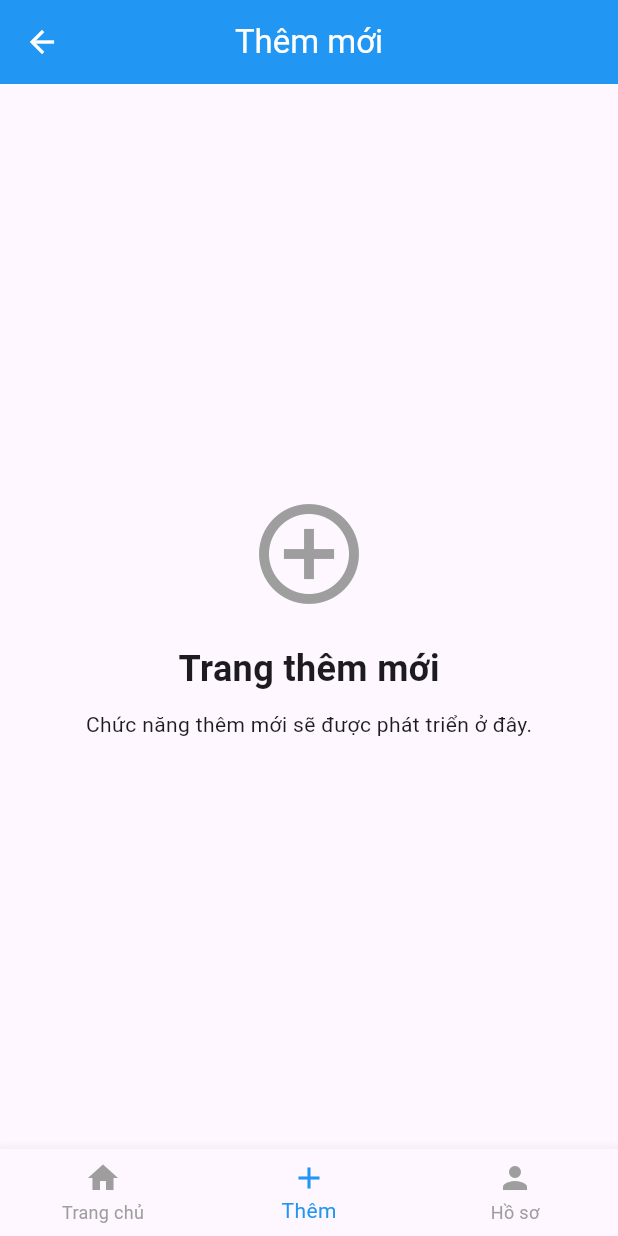
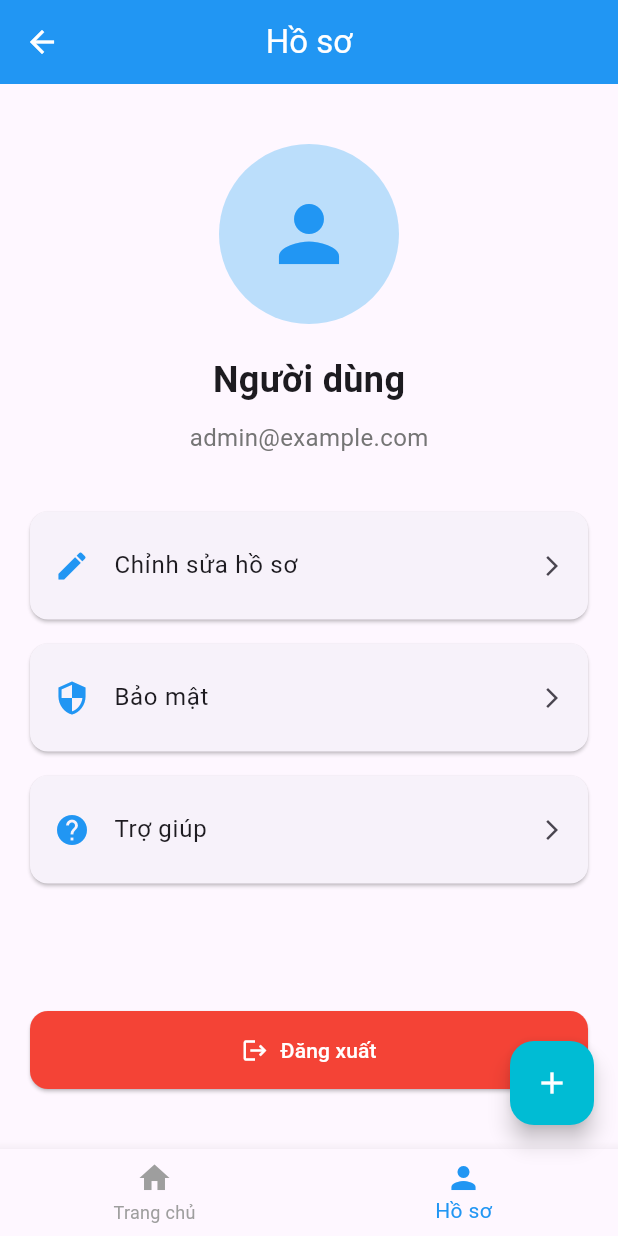
Before and after one commit to MinhAnh-IT/EduQuest_UI, a Flutter app: the HomeScreen screen opened by its route, item 2 of the bottom bar chosen, on a phone screen of 412 x 824 dp. Run offline on Flutter 3.47's test engine with Material 3 defaults, Android fonts, the phone set to English and light mode, and no system bars; our stand-ins replace dio, flutter_secure_storage; accounts and stored records are empty.

Commit message:
Adjust HomeScreen

```diff
--- a/lib/screens/home_screen.dart
+++ b/lib/screens/home_screen.dart
@@ -1,5 +1,7 @@
 import 'package:flutter/material.dart';
 import 'login_screen.dart'; // Keep for ProfileTab logout
+import '../shared/widgets/bottom_navigation_bar.dart'; // Import the new widget
+import 'profile_screen.dart'; // Import the new ProfileScreen
 
 class HomeScreen extends StatefulWidget {
   @override
@@ -11,38 +13,64 @@ class _HomeScreenState extends State<HomeScreen> {
 
   final List<Widget> _pages = [
     HomeTab(),
-    AddTab(),
-    ProfileTab(),
+    ProfileScreen(), // Use ProfileScreen
   ];
+
+  void _showJoinClassDialog(BuildContext context) {
+    final TextEditingController classCodeController = TextEditingController();
+    showDialog(
+      context: context,
+      builder: (BuildContext context) {
+        return AlertDialog(
+          title: Text('Tham gia lớp học'),
+          content: TextField(
+            controller: classCodeController,
+            decoration: InputDecoration(hintText: 'Nhập mã lớp'),
+            autofocus: true,
+          ),
+          actions: <Widget>[
+            TextButton(
+              child: Text('Hủy'),
+              onPressed: () {
+                Navigator.of(context).pop();
+              },
+            ),
+            ElevatedButton(
+              child: Text('Tham gia'),
+              onPressed: () {
+                // Handle join class logic here
+                String classCode = classCodeController.text;
+                print('Class code entered: $classCode'); // Placeholder
+                Navigator.of(context).pop();
+                // You can add logic to actually join the class here
+              },
+            ),
+          ],
+        );
+      },
+    );
+  }
 
   @override
   Widget build(BuildContext context) {
     return Scaffold(
       body: _pages[_currentIndex],
-      bottomNavigationBar: BottomNavigationBar(
+      floatingActionButton: FloatingActionButton(
+        onPressed: () {
+          _showJoinClassDialog(context);
+        },
+        child: Icon(Icons.add),
+        backgroundColor: Colors.cyan, // Or your preferred color
+        foregroundColor: Colors.white,
+      ),
+      floatingActionButtonLocation: FloatingActionButtonLocation.endFloat, // Standard position
+      bottomNavigationBar: BottomNavigationBarWidget( // Use the new widget
         currentIndex: _currentIndex,
         onTap: (index) {
           setState(() {
             _currentIndex = index;
           });
         },
-        type: BottomNavigationBarType.fixed,
-        selectedItemColor: Colors.blue,
-        unselectedItemColor: Colors.grey,
-        items: [
-          BottomNavigationBarItem(
-            icon: Icon(Icons.home),
-            label: 'Trang chủ',
-          ),
-          BottomNavigationBarItem(
-            icon: Icon(Icons.add),
-            label: 'Thêm',
-          ),
-          BottomNavigationBarItem(
-            icon: Icon(Icons.person),
-            label: 'Hồ sơ',
-          ),
-        ],
       ),
     );
   }
@@ -246,160 +274,3 @@ class _HomeTabState extends State<HomeTab> {
     );
   }
 }
-
-// New AddTab widget (as defined previously)
-class AddTab extends StatelessWidget {
-  @override
-  Widget build(BuildContext context) {
-    return Scaffold(
-      appBar: AppBar(
-        title: Text('Thêm mới'),
-        centerTitle: true,
-        backgroundColor: Colors.blue,
-        foregroundColor: Colors.white,
-      ),
-      body: Center(
-        child: Column(
-          mainAxisAlignment: MainAxisAlignment.center,
-          children: [
-            Icon(Icons.add_circle_outline, size: 80, color: Colors.grey),
-            SizedBox(height: 20),
-            Text(
-              'Trang thêm mới',
-              style: TextStyle(fontSize: 24, fontWeight: FontWeight.bold),
-            ),
-            SizedBox(height: 10),
-            Text('Chức năng thêm mới sẽ được phát triển ở đây.'),
-          ],
-        ),
-      ),
-    );
-  }
-}
-
-// ProfileTab widget (as defined previously)
-class ProfileTab extends StatelessWidget {
-  @override
-  Widget build(BuildContext context) {
-    return Scaffold(
-      appBar: AppBar(
-        title: Text('Hồ sơ'),
-        centerTitle: true,
-        backgroundColor: Colors.blue,
-        foregroundColor: Colors.white,
-      ),
-      body: Padding(
-        padding: EdgeInsets.all(20),
-        child: Column(
-          children: [
-            SizedBox(height: 20),
-            CircleAvatar(
-              radius: 60,
-              backgroundColor: Colors.blue[100],
-              child: Icon(Icons.person, size: 60, color: Colors.blue),
-            ),
-            SizedBox(height: 20),
-            Text(
-              'Người dùng',
-              style: TextStyle(fontSize: 24, fontWeight: FontWeight.bold),
-            ),
-            SizedBox(height: 10),
-            Text(
-              'admin@example.com',
-              style: TextStyle(fontSize: 16, color: Colors.grey[600]),
-            ),
-            SizedBox(height: 30),
-            _buildProfileOption(
-              icon: Icons.edit,
-              title: 'Chỉnh sửa hồ sơ',
-              onTap: () {},
-            ),
-            _buildProfileOption(
-              icon: Icons.security,
-              title: 'Bảo mật',
-              onTap: () {},
-            ),
-            _buildProfileOption(
-              icon: Icons.help,
-              title: 'Trợ giúp',
-              onTap: () {},
-            ),
-            Spacer(),
-            Container(
-              width: double.infinity,
-              child: ElevatedButton.icon(
-                onPressed: () {
-                  _showLogoutDialog(context);
-                },
-                icon: Icon(Icons.logout),
-                label: Text('Đăng xuất'),
-                style: ElevatedButton.styleFrom(
-                  backgroundColor: Colors.red,
-                  foregroundColor: Colors.white,
-                  padding: EdgeInsets.symmetric(vertical: 16),
-                  shape: RoundedRectangleBorder(
-                    borderRadius: BorderRadius.circular(12),
-                  ),
-                ),
-              ),
-            ),
-            SizedBox(height: 20),
-          ],
-        ),
-      ),
-    );
-  }
-
-  Widget _buildProfileOption({
-    required IconData icon,
-    required String title,
-    required VoidCallback onTap,
-  }) {
-    return Card(
-      margin: EdgeInsets.symmetric(vertical: 8),
-      child: ListTile(
-        contentPadding:
-        EdgeInsets.symmetric(vertical: 8.0, horizontal: 16.0),
-        leading: Icon(icon, color: Colors.blue),
-        title: Text(title),
-        trailing: Icon(Icons.arrow_forward_ios, size: 16),
-        onTap: onTap,
-      ),
-    );
-  }
-
-  void _showLogoutDialog(BuildContext context) {
-    showDialog(
-      context: context,
-      builder: (BuildContext context) {
-        return AlertDialog(
-          title: Text('Đăng xuất'),
-          content: Text('Bạn có chắc chắn muốn đăng xuất không?'),
-          actions: [
-            TextButton(
-              onPressed: () {
-                Navigator.of(context).pop();
-              },
-              child: Text('Hủy'),
-            ),
-            ElevatedButton(
-              onPressed: () {
-                Navigator.of(context).pop();
-                Navigator.pushAndRemoveUntil(
-                  context,
-                  MaterialPageRoute(builder: (context) => LoginScreen()),
-                      (route) => false,
-                );
-              },
-              style: ElevatedButton.styleFrom(
-                backgroundColor: Colors.red,
-                foregroundColor: Colors.white,
-              ),
-              child: Text('Đăng xuất'),
-            ),
-          ],
-        );
-      },
-    );
-  }
-}
--- /dev/null
+++ b/lib/screens/profile_screen.dart
@@ -0,0 +1,128 @@
+import 'package:flutter/material.dart';
+import 'login_screen.dart'; // Keep for ProfileTab logout
+
+class ProfileScreen extends StatelessWidget {
+  @override
+  Widget build(BuildContext context) {
+    return Scaffold(
+      appBar: AppBar(
+        title: Text('Hồ sơ'),
+        centerTitle: true,
+        backgroundColor: Colors.blue,
+        foregroundColor: Colors.white,
+      ),
+      body: Padding(
+        padding: EdgeInsets.all(20),
+        child: Column(
+          children: [
+            SizedBox(height: 20),
+            CircleAvatar(
+              radius: 60,
+              backgroundColor: Colors.blue[100],
+              child: Icon(Icons.person, size: 60, color: Colors.blue),
+            ),
+            SizedBox(height: 20),
+            Text(
+              'Người dùng',
+              style: TextStyle(fontSize: 24, fontWeight: FontWeight.bold),
+            ),
+            SizedBox(height: 10),
+            Text(
+              'admin@example.com',
+              style: TextStyle(fontSize: 16, color: Colors.grey[600]),
+            ),
+            SizedBox(height: 30),
+            _buildProfileOption(
+              icon: Icons.edit,
+              title: 'Chỉnh sửa hồ sơ',
+              onTap: () {},
+            ),
+            _buildProfileOption(
+              icon: Icons.security,
+              title: 'Bảo mật',
+              onTap: () {},
+            ),
+            _buildProfileOption(
+              icon: Icons.help,
+              title: 'Trợ giúp',
+              onTap: () {},
+            ),
+            Spacer(),
+            Container(
+              width: double.infinity,
+              child: ElevatedButton.icon(
+                onPressed: () {
+                  _showLogoutDialog(context);
+                },
+                icon: Icon(Icons.logout),
+                label: Text('Đăng xuất'),
+                style: ElevatedButton.styleFrom(
+                  backgroundColor: Colors.red,
+                  foregroundColor: Colors.white,
+                  padding: EdgeInsets.symmetric(vertical: 16),
+                  shape: RoundedRectangleBorder(
+                    borderRadius: BorderRadius.circular(12),
+                  ),
+                ),
+              ),
+            ),
+            SizedBox(height: 20),
+          ],
+        ),
+      ),
+    );
+  }
+
+  Widget _buildProfileOption({
+    required IconData icon,
+    required String title,
+    required VoidCallback onTap,
+  }) {
+    return Card(
+      margin: EdgeInsets.symmetric(vertical: 8),
+      child: ListTile(
+        contentPadding:
+        EdgeInsets.symmetric(vertical: 8.0, horizontal: 16.0),
+        leading: Icon(icon, color: Colors.blue),
+        title: Text(title),
+        trailing: Icon(Icons.arrow_forward_ios, size: 16),
+        onTap: onTap,
+      ),
+    );
+  }
+
+  void _showLogoutDialog(BuildContext context) {
+    showDialog(
+      context: context,
+      builder: (BuildContext context) {
+        return AlertDialog(
+          title: Text('Đăng xuất'),
+          content: Text('Bạn có chắc chắn muốn đăng xuất không?'),
+          actions: [
+            TextButton(
+              onPressed: () {
+                Navigator.of(context).pop();
+              },
+              child: Text('Hủy'),
+            ),
+            ElevatedButton(
+              onPressed: () {
+                Navigator.of(context).pop();
+                Navigator.pushAndRemoveUntil(
+                  context,
+                  MaterialPageRoute(builder: (context) => LoginScreen()),
+                      (route) => false,
+                );
+              },
+              style: ElevatedButton.styleFrom(
+                backgroundColor: Colors.red,
+                foregroundColor: Colors.white,
+              ),
+              child: Text('Đăng xuất'),
+            ),
+          ],
+        );
+      },
+    );
+  }
+}
--- /dev/null
+++ b/lib/shared/widgets/bottom_navigation_bar.dart
@@ -0,0 +1,33 @@
+import 'package:flutter/material.dart';
+
+class BottomNavigationBarWidget extends StatelessWidget {
+  final int currentIndex;
+  final ValueChanged<int> onTap;
+
+  const BottomNavigationBarWidget({
+    Key? key,
+    required this.currentIndex,
+    required this.onTap,
+  }) : super(key: key);
+
+  @override
+  Widget build(BuildContext context) {
+    return BottomNavigationBar(
+      currentIndex: currentIndex,
+      onTap: onTap,
+      type: BottomNavigationBarType.fixed,
+      selectedItemColor: Colors.blue,
+      unselectedItemColor: Colors.grey,
+      items: const [
+        BottomNavigationBarItem(
+          icon: Icon(Icons.home),
+          label: 'Trang chủ',
+        ),
+        BottomNavigationBarItem(
+          icon: Icon(Icons.person),
+          label: 'Hồ sơ',
+        ),
+      ],
+    );
+  }
+}
```
